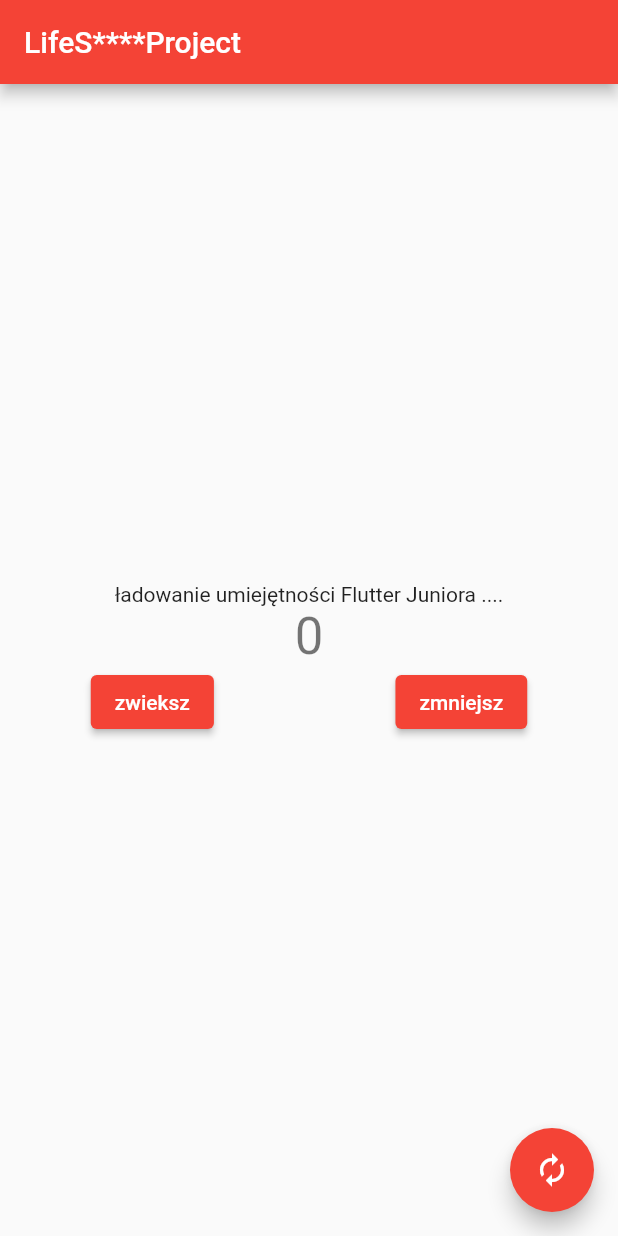
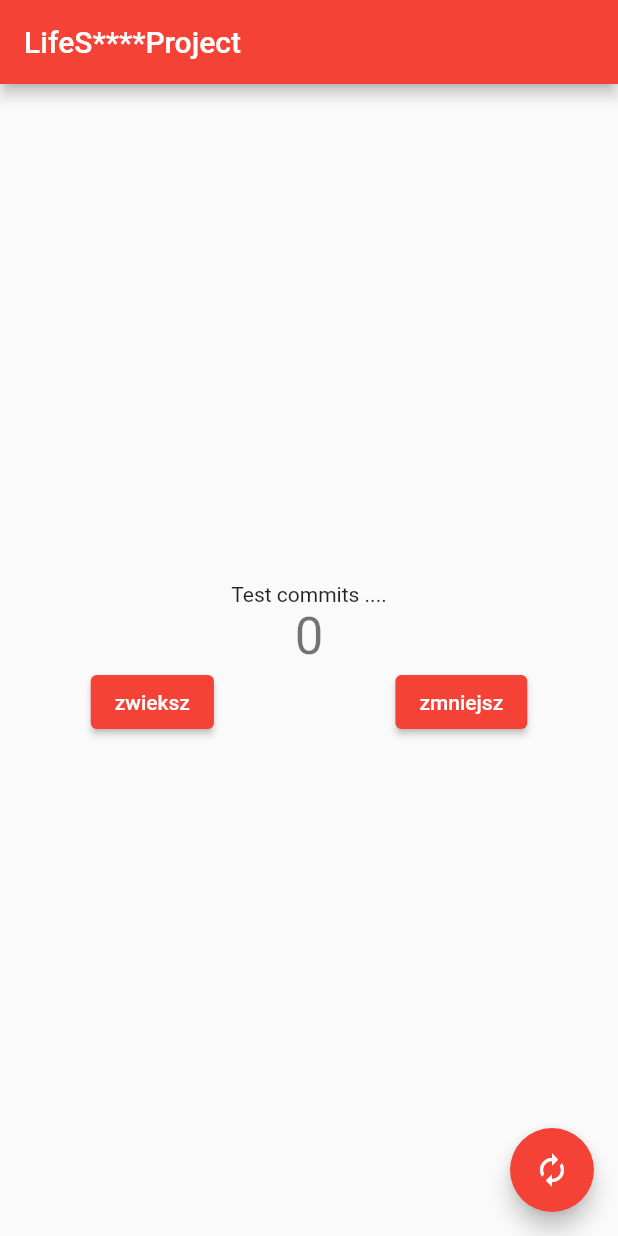
Before and after one commit to ChoinkoX/test, a Flutter app: the screen it shows after launch, on a phone screen of 412 x 824 dp. Run offline on Flutter 3.47's test engine with Material 2 defaults, Android fonts, the phone set to English and light mode, and no system bars.

Commit message:
tezt2
cxommit2

```diff
--- a/lib/main.dart
+++ b/lib/main.dart
@@ -89,7 +89,7 @@ class _MyHomePageState extends State<MyHomePage> {
           mainAxisAlignment: MainAxisAlignment.center,
           children: <Widget>[
             const Text(
-              'ładowanie umiejętności Flutter Juniora ....',
+              'Test commits ....',
             ),
             Text(
               '$_counter',
```
